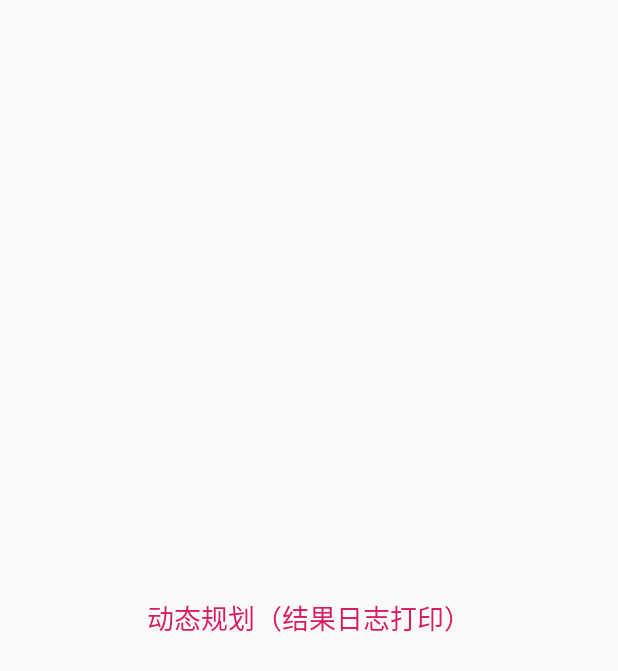
After one commit to feifan784/StudyProject, an Android app: the DynamicProgramActivity screen opened directly, with no data from a screen before it, on a phone screen of 412 x 824 dp. The commit adds this screen. Shown: the top 671 px of the screen. Run offline under Robolectric (Android 15) with nearby library versions, the phone set to English and light mode, and no system bars.

Commit message:
动态规划

```diff
--- a/app/src/main/AndroidManifest.xml
+++ b/app/src/main/AndroidManifest.xml
@@ -11,7 +11,8 @@
         android:roundIcon="@mipmap/ic_launcher_round"
         android:supportsRtl="true"
         android:theme="@style/AppTheme">
-        <activity android:name=".guide.GuideActivity2"></activity>
+        <activity android:name=".program.DynamicProgramActivity"></activity>
+        <activity android:name=".guide.GuideActivity2" />
         <activity android:name=".guide.GuideActivity" />
         <activity android:name=".dispatch.DispatchActivity" />
         <activity android:name=".drag.DragActivity" />
--- /dev/null
+++ b/app/src/main/java/com/xufeifan/application/program/DynamicProgramActivity.java
@@ -0,0 +1,95 @@
+package com.xufeifan.application.program;
+
+import androidx.appcompat.app.AppCompatActivity;
+
+import android.os.Bundle;
+
+import com.xufeifan.application.R;
+
+public class DynamicProgramActivity extends AppCompatActivity {
+
+
+    @Override
+    protected void onCreate(Bundle savedInstanceState) {
+        super.onCreate(savedInstanceState);
+        setContentView(R.layout.activity_dynamic_program);
+
+        //3行3列（无阻碍）
+        notHinder(3, 3);
+
+        //1代表障碍物 0代表无障碍物（有阻碍）
+        int[][] crr = new int[][]{
+                {0, 0, 0},
+                {0, 1, 0},
+                {0, 0, 0}
+        };
+        hasHinder(crr);
+    }
+
+    /**
+     * 有障碍物（可不止一个）
+     *
+     * @param obs 二维数组
+     * @return 路线条数
+     */
+    private int hasHinder(int[][] obs) {
+        int m = obs.length;//行
+        int n = obs[0].length;//列
+        int[][] dp = new int[m][n];
+
+        //处理第一条数据
+        dp[0][0] = obs[0][0] == 1 ? 0 : 1;
+        //处理第一行里的数据
+        for (int i = 1; i < n; i++) {
+            if (obs[0][i] == 1 || dp[0][i - 1] == 0) {
+                dp[0][i] = 0;
+            } else {
+                dp[0][i] = 1;
+            }
+        }
+        //处理第一列里的数据
+        for (int j = 1; j < m; j++) {
+            if (obs[j][0] == 1 || dp[j - 1][0] == 0) {
+                dp[j][0] = 0;
+            } else {
+                dp[j][0] = 1;
+            }
+        }
+
+        //处理其余数据
+        for (int i = 1; i < m; i++) {
+            for (int j = 1; j < n; j++) {
+                if (obs[i][j] == 1) {
+                    dp[i][j] = 0;
+                } else {
+                    dp[i][j] = dp[i - 1][j] + dp[i][j - 1];
+                }
+            }
+        }
+
+        return dp[m - 1][n - 1];
+    }
+
+    /**
+     * 没有障碍物
+     *
+     * @param m 行
+     * @param n 列
+     * @return 路线条数
+     */
+    private int notHinder(int m, int n) {
+        int[][] dp = new int[m][n];
+        for (int i = 0; i < m; i++) {
+            for (int j = 0; j < n; j++) {
+                if (i == 0 || j == 0) {
+                    //第一行，第一列均只有一条路线
+                    dp[i][j] = 1;
+                } else {
+                    dp[i][j] = dp[i - 1][j] + dp[i][j - 1];
+                }
+            }
+        }
+        return dp[m - 1][n - 1];
+    }
+
+}
--- /dev/null
+++ b/app/src/main/res/layout/activity_dynamic_program.xml
@@ -0,0 +1,18 @@
+<?xml version="1.0" encoding="utf-8"?>
+<RelativeLayout xmlns:android="http://schemas.android.com/apk/res/android"
+    xmlns:app="http://schemas.android.com/apk/res-auto"
+    xmlns:tools="http://schemas.android.com/tools"
+    android:layout_width="match_parent"
+    android:layout_height="match_parent"
+    tools:context=".program.DynamicProgramActivity">
+
+    <TextView
+        android:id="@+id/tvCount"
+        android:layout_width="wrap_content"
+        android:layout_height="wrap_content"
+        android:layout_centerInParent="true"
+        android:text="动态规划（结果日志打印）"
+        android:textColor="@color/colorAccent"
+        android:textSize="18sp" />
+
+</RelativeLayout>
```
Also changed, not shown: app/src/main/java/com/xufeifan/application/MainActivity.java (+11 -2 lines), app/src/main/res/layout/activity_main.xml (+13 -0 lines).
